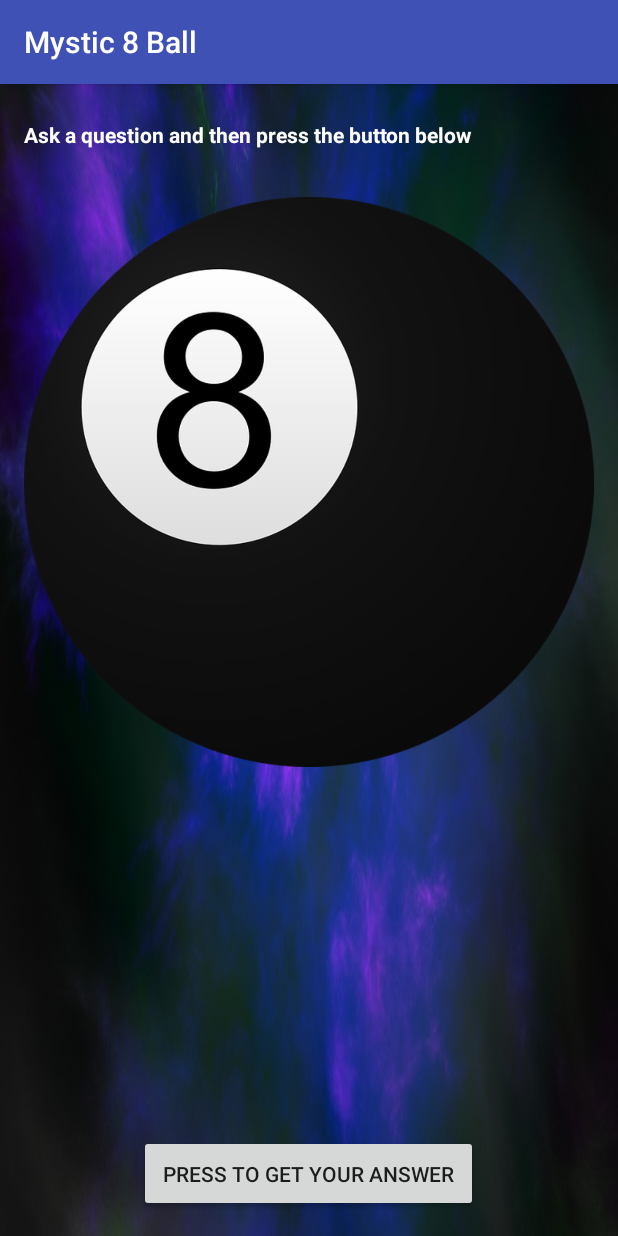
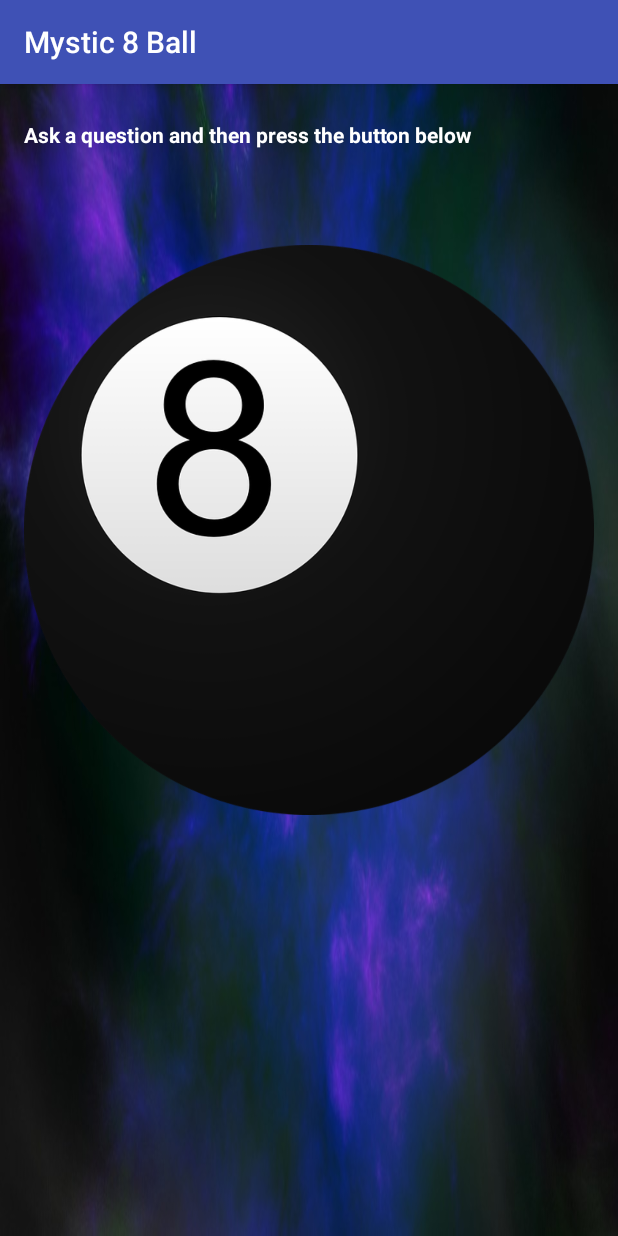
Before and after one commit to PianoHouseCreations/mystic8ball, an Android app: the screen it shows after launch (MainActivity), on a phone screen of 412 x 824 dp. Run offline under Robolectric (Android 15) with nearby library versions, the phone set to English and light mode, and no system bars.

Commit message:
remove unused drawable, tweaked layout files and deleted button

```diff
--- a/app/src/main/res/layout-land/activity_main.xml
+++ b/app/src/main/res/layout-land/activity_main.xml
@@ -16,12 +16,10 @@
         android:id="@+id/directions"
         android:layout_width="wrap_content"
         android:layout_height="wrap_content"
-        android:layout_alignLeft="@+id/answerButton"
         android:layout_alignParentRight="true"
-        android:layout_alignStart="@+id/answerButton"
         android:paddingBottom="32dp"
         android:paddingTop="8dp"
-        android:text="Ask a question and then press the button below"
+        android:text="@string/user_directions"
         android:textColor="@android:color/white"
         android:textStyle="bold" />
 
@@ -31,18 +29,8 @@
         android:layout_height="wrap_content"
         android:layout_alignParentTop="true"
         android:adjustViewBounds="true"
+        android:onClick="getAnswerPicturePressed"
         android:scaleType="centerInside"
         android:src="@drawable/ball2d" />
 
-    <Button
-        android:id="@+id/answerButton"
-        android:layout_width="wrap_content"
-        android:layout_height="wrap_content"
-        android:layout_alignParentBottom="true"
-        android:layout_alignParentRight="true"
-        android:onClick="getAnswerButtonPressed"
-        android:padding="16dp"
-        android:text="Press to get your answer"/>
-
-
 </RelativeLayout>
--- a/app/src/main/res/layout/activity_main.xml
+++ b/app/src/main/res/layout/activity_main.xml
@@ -15,9 +15,9 @@
         android:id="@+id/directions"
         android:layout_width="wrap_content"
         android:layout_height="wrap_content"
-        android:paddingBottom="32dp"
+        android:paddingBottom="64dp"
         android:paddingTop="8dp"
-        android:text="Ask a question and then press the button below"
+        android:text="@string/user_directions"
         android:textColor="@android:color/white"
         android:textStyle="bold"/>
 
@@ -27,19 +27,8 @@
         android:layout_height="wrap_content"
         android:layout_below="@+id/directions"
         android:adjustViewBounds="true"
+        android:onClick="getAnswerPicturePressed"
         android:scaleType="centerInside"
-		android:onClick="getAnswerButtonPressed"
         android:src="@drawable/ball2d"/>
 
-    <Button
-        android:id="@+id/answerButton"
-        android:layout_width="wrap_content"
-        android:layout_height="wrap_content"
-        android:layout_alignParentBottom="true"
-        android:layout_centerHorizontal="true"
-        android:onClick="getAnswerButtonPressed"
-        android:padding="16dp"
-        android:text="Press to get your answer"/>
-
-
 </RelativeLayout>
--- a/app/src/main/res/values/strings.xml
+++ b/app/src/main/res/values/strings.xml
@@ -1,3 +1,4 @@
 <resources>
     <string name="app_name">Mystic 8 Ball</string>
+    <string name="user_directions">Ask a question and then press the button below</string>
 </resources>
```
Also changed, not shown: app/src/main/res/drawable/fire.jpg (deleted).
